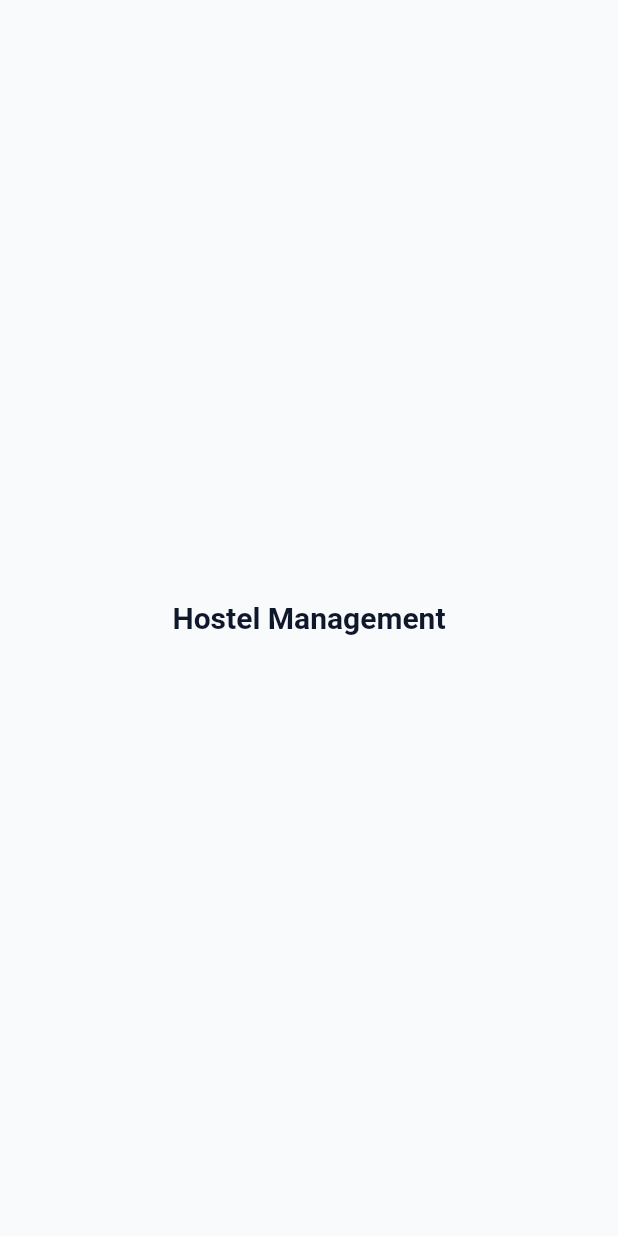
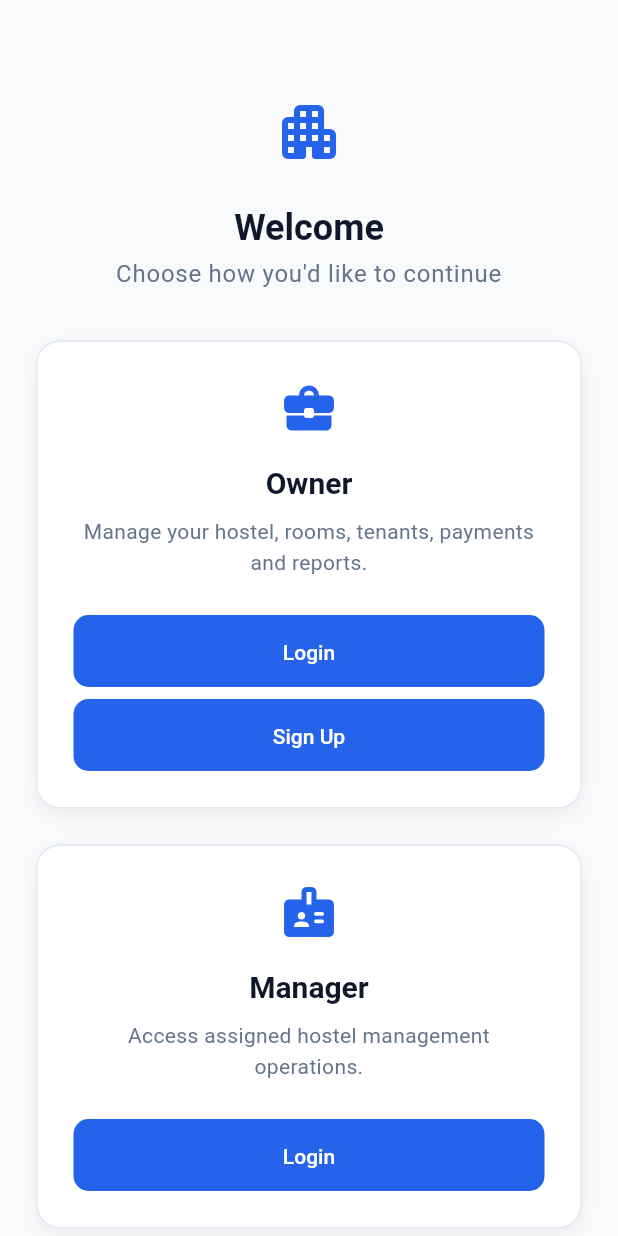
Before and after one commit to AflahShadilk/hostel_management, a Flutter app: the screen it shows after launch, on a phone screen of 412 x 824 dp. Run offline on Flutter 3.47's test engine with Material 3 defaults, Android fonts, the phone set to English and light mode, and no system bars; our stand-ins replace equatable, flutter_bloc, flutter_secure_storage, get_it, go_router, sqflite; accounts and stored records are empty.

Commit message:
feat(auth): add splash and role selection flow

```diff
--- a/lib/app.dart
+++ b/lib/app.dart
@@ -1,18 +1,25 @@
 import 'package:flutter/material.dart';
 
+import 'package:flutter_bloc/flutter_bloc.dart';
+
+import 'core/di/injection.dart';
 import 'core/router/app_router.dart';
 import 'core/theme/app_theme.dart';
+import 'features/auth/presentation/cubit/auth_cubit.dart';
 
 class HostelManagementApp extends StatelessWidget {
   const HostelManagementApp({super.key});
 
   @override
   Widget build(BuildContext context) {
-    return MaterialApp.router(
-      title: 'Hostel Management',
-      debugShowCheckedModeBanner: false,
-      theme: AppTheme.lightTheme,
-      routerConfig: AppRouter.router,
+    return BlocProvider<AuthCubit>(
+      create: (_) => getIt<AuthCubit>(),
+      child: MaterialApp.router(
+        title: 'Hostel Management',
+        debugShowCheckedModeBanner: false,
+        theme: AppTheme.lightTheme,
+        routerConfig: AppRouter.router,
+      ),
     );
   }
 }
--- a/lib/core/router/app_router.dart
+++ b/lib/core/router/app_router.dart
@@ -4,11 +4,42 @@ import 'package:go_router/go_router.dart';
 import '../../features/home/presentation/pages/home_page.dart';
 import 'app_routes.dart';
 
+import '../../features/auth/presentation/pages/splash_page.dart';
+import '../../features/auth/presentation/pages/role_selection_page.dart';
+
 abstract final class AppRouter {
   static final GoRouter router = GoRouter(
-    initialLocation: AppRoutes.homePath,
+    initialLocation: AppRoutes.splashPath,
     errorBuilder: (context, state) => const _RouteErrorPage(),
     routes: [
+      GoRoute(
+        name: AppRoutes.splashName,
+        path: AppRoutes.splashPath,
+        builder: (context, state) => const SplashPage(),
+      ),
+      GoRoute(
+        name: AppRoutes.roleSelectionName,
+        path: AppRoutes.roleSelectionPath,
+        builder: (context, state) => const RoleSelectionPage(),
+      ),
+      GoRoute(
+        name: AppRoutes.ownerLoginName,
+        path: AppRoutes.ownerLoginPath,
+        builder: (context, state) =>
+            const _PlaceholderPage(title: 'Owner Login — Coming next'),
+      ),
+      GoRoute(
+        name: AppRoutes.ownerSignUpName,
+        path: AppRoutes.ownerSignUpPath,
+        builder: (context, state) =>
+            const _PlaceholderPage(title: 'Owner Sign Up — Coming next'),
+      ),
+      GoRoute(
+        name: AppRoutes.managerLoginName,
+        path: AppRoutes.managerLoginPath,
+        builder: (context, state) =>
+            const _PlaceholderPage(title: 'Manager Login — Coming next'),
+      ),
       GoRoute(
         name: AppRoutes.homeName,
         path: AppRoutes.homePath,
@@ -16,6 +47,19 @@ abstract final class AppRouter {
       ),
     ],
   );
+}
+
+class _PlaceholderPage extends StatelessWidget {
+  final String title;
+  const _PlaceholderPage({required this.title});
+
+  @override
+  Widget build(BuildContext context) {
+    return Scaffold(
+      appBar: AppBar(title: const Text('Placeholder')),
+      body: Center(child: Text(title)),
+    );
+  }
 }
 
 class _RouteErrorPage extends StatelessWidget {
--- a/lib/core/router/app_routes.dart
+++ b/lib/core/router/app_routes.dart
@@ -1,4 +1,19 @@
 abstract final class AppRoutes {
+  static const String splashName = 'splash';
+  static const String splashPath = '/';
+
+  static const String roleSelectionName = 'roleSelection';
+  static const String roleSelectionPath = '/role-selection';
+
+  static const String ownerLoginName = 'ownerLogin';
+  static const String ownerLoginPath = '/owner/login';
+
+  static const String ownerSignUpName = 'ownerSignUp';
+  static const String ownerSignUpPath = '/owner/signup';
+
+  static const String managerLoginName = 'managerLogin';
+  static const String managerLoginPath = '/manager/login';
+
   static const String homeName = 'home';
-  static const String homePath = '/';
+  static const String homePath = '/home';
 }
--- /dev/null
+++ b/lib/features/auth/presentation/pages/role_selection_page.dart
@@ -0,0 +1,189 @@
+import 'package:flutter/material.dart';
+import 'package:go_router/go_router.dart';
+
+import '../../../../core/router/app_routes.dart';
+import '../../../../core/theme/app_colors.dart';
+import '../../../../core/constants/app_radius.dart';
+import '../../../../core/constants/app_spacing.dart';
+import '../../../../core/widgets/app_button.dart';
+
+class RoleSelectionPage extends StatelessWidget {
+  const RoleSelectionPage({super.key});
+
+  @override
+  Widget build(BuildContext context) {
+    return Scaffold(
+      backgroundColor: AppColors.background,
+      body: SafeArea(
+        child: SingleChildScrollView(
+          padding: const EdgeInsets.symmetric(
+              horizontal: AppSpacing.lg, vertical: AppSpacing.xl),
+          child: LayoutBuilder(
+            builder: (context, constraints) {
+              final isWide = constraints.maxWidth > 600;
+              final maxContentWidth = isWide ? 800.0 : double.infinity;
+
+              return Center(
+                child: ConstrainedBox(
+                  constraints: BoxConstraints(maxWidth: maxContentWidth),
+                  child: Column(
+                    crossAxisAlignment: CrossAxisAlignment.stretch,
+                    children: [
+                      const SizedBox(height: AppSpacing.xl),
+                      const Icon(
+                        Icons.apartment_rounded,
+                        size: 48,
+                        color: AppColors.primary,
+                      ),
+                      const SizedBox(height: AppSpacing.lg),
+                      Text(
+                        'Welcome',
+                        style: Theme.of(context)
+                            .textTheme
+                            .headlineMedium
+                            ?.copyWith(
+                              fontWeight: FontWeight.bold,
+                              color: AppColors.textPrimary,
+                            ),
+                        textAlign: TextAlign.center,
+                      ),
+                      const SizedBox(height: AppSpacing.xs),
+                      Text(
+                        "Choose how you'd like to continue",
+                        style: Theme.of(context).textTheme.bodyLarge?.copyWith(
+                              color: AppColors.textSecondary,
+                            ),
+                        textAlign: TextAlign.center,
+                      ),
+                      const SizedBox(height: AppSpacing.xl),
+                      if (isWide)
+                        Row(
+                          crossAxisAlignment: CrossAxisAlignment.start,
+                          children: [
+                            Expanded(child: _buildOwnerCard(context)),
+                            const SizedBox(width: AppSpacing.lg),
+                            Expanded(child: _buildManagerCard(context)),
+                          ],
+                        )
+                      else
+                        Column(
+                          children: [
+                            _buildOwnerCard(context),
+                            const SizedBox(height: AppSpacing.lg),
+                            _buildManagerCard(context),
+                          ],
+                        ),
+                      const SizedBox(height: AppSpacing.xl),
+                    ],
+                  ),
+                ),
+              );
+            },
+          ),
+        ),
+      ),
+    );
+  }
+
+  Widget _buildOwnerCard(BuildContext context) {
+    return _RoleCard(
+      icon: Icons.business_center_rounded,
+      title: 'Owner',
+      description: 'Manage your hostel, rooms, tenants, payments and reports.',
+      primaryActionText: 'Login',
+      onPrimaryAction: () => context.pushNamed(AppRoutes.ownerLoginName),
+      secondaryActionText: 'Sign Up',
+      onSecondaryAction: () => context.pushNamed(AppRoutes.ownerSignUpName),
+    );
+  }
+
+  Widget _buildManagerCard(BuildContext context) {
+    return _RoleCard(
+      icon: Icons.badge_rounded,
+      title: 'Manager',
+      description: 'Access assigned hostel management operations.',
+      primaryActionText: 'Login',
+      onPrimaryAction: () => context.pushNamed(AppRoutes.managerLoginName),
+    );
+  }
+}
+
+class _RoleCard extends StatelessWidget {
+  final IconData icon;
+  final String title;
+  final String description;
+  final String primaryActionText;
+  final VoidCallback onPrimaryAction;
+  final String? secondaryActionText;
+  final VoidCallback? onSecondaryAction;
+
+  const _RoleCard({
+    required this.icon,
+    required this.title,
+    required this.description,
+    required this.primaryActionText,
+    required this.onPrimaryAction,
+    this.secondaryActionText,
+    this.onSecondaryAction,
+  });
+
+  @override
+  Widget build(BuildContext context) {
+    return Container(
+      padding: const EdgeInsets.all(AppSpacing.lg),
+      decoration: BoxDecoration(
+        color: AppColors.surface,
+        borderRadius: BorderRadius.circular(AppRadius.lg),
+        border: Border.all(color: AppColors.border),
+        boxShadow: [
+          BoxShadow(
+            color: Colors.black.withAlpha(13), // ~0.05 opacity
+            blurRadius: 10,
+            offset: const Offset(0, 4),
+          ),
+        ],
+      ),
+      child: Column(
+        crossAxisAlignment: CrossAxisAlignment.stretch,
+        children: [
+          Icon(
+            icon,
+            size: 40,
+            color: AppColors.primary,
+          ),
+          const SizedBox(height: AppSpacing.md),
+          Text(
+            title,
+            style: Theme.of(context).textTheme.titleLarge?.copyWith(
+                  fontWeight: FontWeight.bold,
+                  color: AppColors.textPrimary,
+                ),
+            textAlign: TextAlign.center,
+          ),
+          const SizedBox(height: AppSpacing.sm),
+          Text(
+            description,
+            style: Theme.of(context).textTheme.bodyMedium?.copyWith(
+                  color: AppColors.textSecondary,
+                ),
+            textAlign: TextAlign.center,
+          ),
+          const SizedBox(height: AppSpacing.lg),
+          AppButton(
+            label: primaryActionText,
+            onPressed: onPrimaryAction,
+          ),
+          if (secondaryActionText != null && onSecondaryAction != null) ...[
+            const SizedBox(height: AppSpacing.sm),
+            AppButton(
+              label: secondaryActionText!,
+              onPressed: onSecondaryAction,
+              // Note: if type doesn't exist, we omit it or use an OutlinedButton instead.
+              // Assuming we don't have type in AppButton, I will just use AppButton.
+            ),
+          ],
+        ],
+      ),
+    );
+  }
+}
```
Also changed, not shown: lib/features/auth/presentation/pages/splash_page.dart (added, +105 -0 lines), 1 other file.
